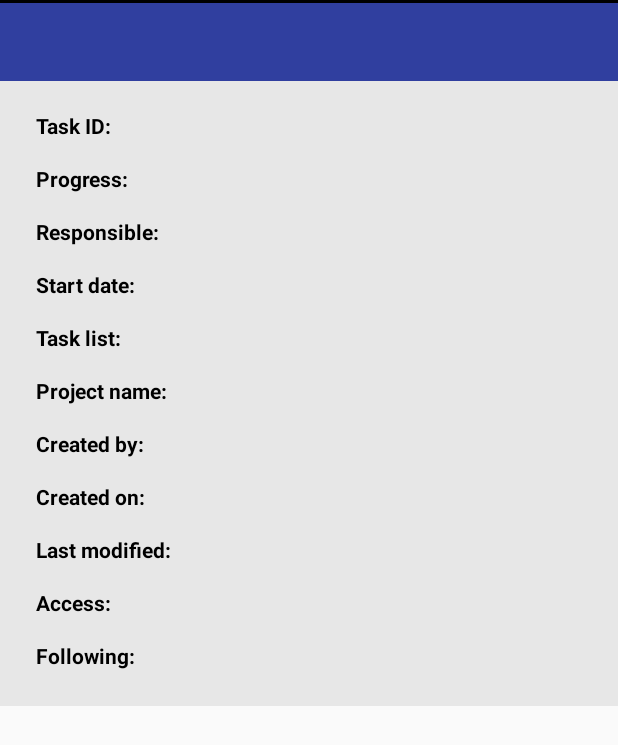
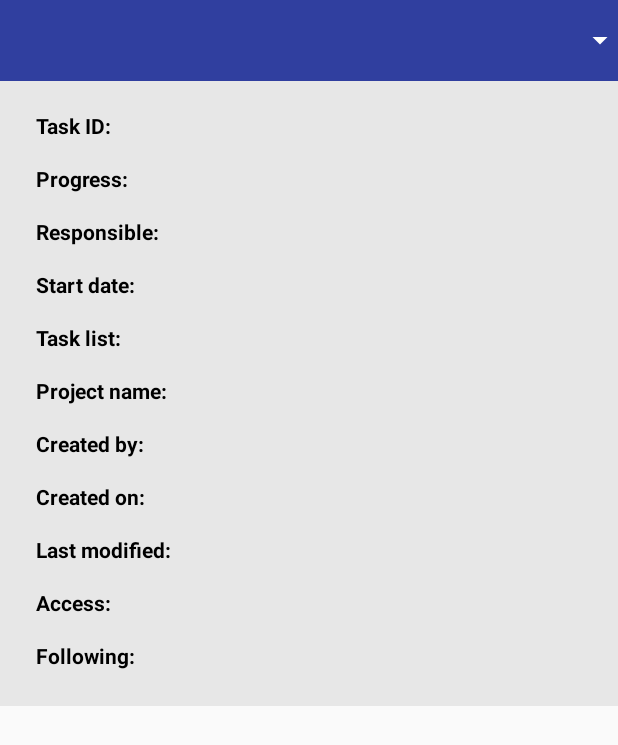
Before and after one commit to ruairimcguigan/TeamworkTechDemo, an Android app: the layout fragment_task_detail_list.xml on its own in the app's theme, with its tools: preview values and no code run, on a phone screen of 412 x 824 dp. Shown: the top 745 px of the screen. Run offline under Robolectric (Android 15) with nearby library versions, the phone set to English and light mode, and no system bars; plain views replace ExpandableRelativeLayout; network calls fail.

Commit message:
TaskDetail xml tidy up

```diff
--- a/app/src/main/AndroidManifest.xml
+++ b/app/src/main/AndroidManifest.xml
@@ -3,8 +3,8 @@
     package="demo.teamwork.aquidigital">
 
     <uses-permission android:name="android.permission.INTERNET"/>
+    <uses-permission android:name="android.permission.ACCESS_NETWORK_STATE" />
 
-    <uses-permission android:name="android.permission.ACCESS_NETWORK_STATE" />
     <application
         android:name=".TeamworkApplication"
         android:allowBackup="true"
--- a/app/src/main/java/demo/teamwork/aquidigital/tasks/TasksAdapter.java
+++ b/app/src/main/java/demo/teamwork/aquidigital/tasks/TasksAdapter.java
@@ -75,11 +75,7 @@ public class TasksAdapter extends BaseAdapter<TodoItemsItem, TasksAdapter.TaskVi
         }
 
         private void startProjectDetailsActivityOnViewSelect(TodoItemsItem task) {
-            itemView.setOnClickListener(v -> {
-                Toast.makeText(context, "item clicked", Toast.LENGTH_SHORT).show();
-
-                callback.onTaskSelected(task);
-            });
+            itemView.setOnClickListener(v -> { callback.onTaskSelected(task); });
         }
 
         @Override
--- a/app/src/main/java/demo/teamwork/aquidigital/tasks/taskdetail/TaskDetailContract.java
+++ b/app/src/main/java/demo/teamwork/aquidigital/tasks/taskdetail/TaskDetailContract.java
@@ -7,10 +7,6 @@ import demo.teamwork.aquidigital.repository.api.tasksmodel.TodoItemsItem;
 public interface TaskDetailContract {
 
     interface View {
-
-        void setProjectName(String projectName);
-
-        void showTasks(List<TodoItemsItem> taskList);
 
     }
 
--- /dev/null
+++ b/app/src/main/res/drawable/ic_arrow_drop_down.xml
@@ -0,0 +1,5 @@
+<vector android:height="24dp" android:tint="#FFFFFF"
+    android:viewportHeight="24.0" android:viewportWidth="24.0"
+    android:width="24dp" xmlns:android="http://schemas.android.com/apk/res/android">
+    <path android:fillColor="#FF000000" android:pathData="M7,10l5,5 5,-5z"/>
+</vector>
--- a/app/src/main/res/layout/fragment_task_detail_list.xml
+++ b/app/src/main/res/layout/fragment_task_detail_list.xml
@@ -1,7 +1,6 @@
 <?xml version="1.0" encoding="utf-8"?>
 <RelativeLayout xmlns:android="http://schemas.android.com/apk/res/android"
     xmlns:app="http://schemas.android.com/apk/res-auto"
-    xmlns:tools="http://schemas.android.com/tools"
     android:layout_width="match_parent"
     android:layout_height="match_parent">
 
@@ -19,7 +18,7 @@
             android:layout_height="wrap_content"
             android:background="@color/grey_light"
             android:orientation="vertical"
-            android:padding="16dp">
+            android:padding="@dimen/margin_normal">
 
             <TableRow
                 android:layout_width="match_parent"
@@ -28,14 +27,12 @@
                 android:gravity="center_horizontal">
 
                 <TextView
-                    style="@style/task_detail_label"
-                    android:text="Task ID: " />
+                    style="@style/task_detail_label_bold"
+                    android:text="@string/task_id" />
 
                 <TextView
                     android:id="@+id/task_id"
-                    android:layout_weight="1"
-                    android:padding="8dp"
-                    android:textColor="#000000" />
+                    style="@style/task_detail_label_light" />
             </TableRow>
 
             <TableRow
@@ -44,14 +41,12 @@
                 android:gravity="center_horizontal">
 
                 <TextView
-                    style="@style/task_detail_label"
-                    android:text="Progress: " />
+                    style="@style/task_detail_label_bold"
+                    android:text="@string/progress" />
 
                 <TextView
                     android:id="@+id/progress_percentage"
-                    android:layout_weight="1"
-                    android:padding="8dp"
-                    android:textColor="#000000" />
+                    style="@style/task_detail_label_light" />
             </TableRow>
 
             <TableRow
@@ -60,14 +55,12 @@
                 android:gravity="center_horizontal">
 
                 <TextView
-                    style="@style/task_detail_label"
-                    android:text="Responsible: "/>
+                    style="@style/task_detail_label_bold"
+                    android:text="@string/responsible" />
 
                 <TextView
                     android:id="@+id/responsible"
-                    android:layout_weight="1"
-                    android:padding="8dp"
-                    android:textColor="#000000" />
+                    style="@style/task_detail_label_light" />
             </TableRow>
 
             <TableRow
@@ -76,14 +69,12 @@
                 android:gravity="center_horizontal">
 
                 <TextView
-                    style="@style/task_detail_label"
-                    android:text="Start date: " />
+                    style="@style/task_detail_label_bold"
+                    android:text="@string/start_date" />
 
                 <TextView
                     android:id="@+id/start_date"
-                    android:layout_weight="1"
-                    android:padding="8dp"
-                    android:textColor="#000000" />
+                    style="@style/task_detail_label_light" />
             </TableRow>
 
             <TableRow
@@ -92,14 +83,12 @@
                 android:gravity="center_horizontal">
 
                 <TextView
-                    style="@style/task_detail_label"
-                    android:text="Task list: " />
+                    style="@style/task_detail_label_bold"
+                    android:text="@string/task_list" />
 
                 <TextView
                     android:id="@+id/task_list"
-                    android:layout_weight="1"
-                    android:padding="8dp"
-                    android:textColor="#000000" />
+                    style="@style/task_detail_label_light" />
             </TableRow>
 
             <TableRow
@@ -108,14 +97,12 @@
                 android:gravity="center_horizontal">
 
                 <TextView
-                    style="@style/task_detail_label"
-                    android:text="Project name: " />
+                    style="@style/task_detail_label_bold"
+                    android:text="@string/project_name" />
 
                 <TextView
                     android:id="@+id/task_project_name"
-                    android:layout_weight="1"
-                    android:padding="8dp"
-                    android:textColor="#000000" />
+                    style="@style/task_detail_label_light" />
             </TableRow>
 
             <TableRow
@@ -124,32 +111,12 @@
                 android:gravity="center_horizontal">
 
                 <TextView
-                    style="@style/task_detail_label"
-                    android:text="Created by: " />
+                    style="@style/task_detail_label_bold"
+                    android:text="@string/created_by" />
 
                 <TextView
                     android:id="@+id/created_by"
-                    android:layout_weight="1"
-                    android:padding="8dp"
-                    android:textColor="#000000" />
-            </TableRow>
-
-            <!-- 4th -->
-
-            <TableRow
-                android:layout_width="match_parent"
-                android:layout_height="wrap_content"
-                android:gravity="center_horizontal">
-
-                <TextView
-                    style="@style/task_detail_label"
-                    android:text="Created on: " />
-
-                <TextView
-                    android:id="@+id/created_on"
-                    android:layout_weight="1"
-                    android:padding="8dp"
-                    android:textColor="#000000" />
+                    style="@style/task_detail_label_light" />
             </TableRow>
 
             <TableRow
@@ -158,14 +125,12 @@
                 android:gravity="center_horizontal">
 
                 <TextView
-                    style="@style/task_detail_label"
-                    android:text="Last modified: " />
+                    style="@style/task_detail_label_bold"
+                    android:text="@string/created_on" />
 
                 <TextView
-                    android:id="@+id/last_modified"
-                    android:layout_weight="1"
-                    android:padding="8dp"
-                    android:textColor="#000000" />
+                    android:id="@+id/created_on"
+                    style="@style/task_detail_label_light" />
             </TableRow>
 
             <TableRow
@@ -174,14 +139,12 @@
                 android:gravity="center_horizontal">
 
                 <TextView
-                    style="@style/task_detail_label"
-                    android:text="Access: " />
+                    style="@style/task_detail_label_bold"
+                    android:text="@string/last_modified" />
 
                 <TextView
-                    android:id="@+id/access_status"
-                    android:layout_weight="1"
-                    android:padding="8dp"
-                    android:textColor="#000000" />
+                    android:id="@+id/last_modified"
+                    style="@style/task_detail_label_light" />
             </TableRow>
 
             <TableRow
@@ -190,32 +153,62 @@
                 android:gravity="center_horizontal">
 
                 <TextView
-                    style="@style/task_detail_label"
-                    android:text="Following: " />
+                    style="@style/task_detail_label_bold"
+                    android:text="@string/access" />
+
+                <TextView
+                    android:id="@+id/access_status"
+                    style="@style/task_detail_label_light" />
+            </TableRow>
+
+            <TableRow
+                android:layout_width="match_parent"
+                android:layout_height="wrap_content"
+                android:gravity="center_horizontal">
+
+                <TextView
+                    style="@style/task_detail_label_bold"
+                    android:text="@string/following" />
 
                 <TextView
                     android:id="@+id/following_status"
-                    android:layout_weight="1"
-                    android:padding="8dp"
-                    android:textColor="#000000" />
+                    style="@style/task_detail_label_light" />
             </TableRow>
 
         </LinearLayout>
     </com.github.aakira.expandablelayout.ExpandableRelativeLayout>
+
+    <RelativeLayout
+        android:id="@+id/project_detail_expandable_header"
+        android:layout_width="match_parent"
+        android:layout_height="wrap_content">
 
         <TextView
             android:id="@+id/project_details_header"
             style="@style/Text.ReadMore.Overlay"
             android:layout_width="match_parent"
             android:layout_height="wrap_content"
+            android:layout_alignParentEnd="true"
             android:background="@color/colorPrimaryDark"
             android:clickable="true"
+            android:focusable="true"
             android:padding="@dimen/margin_normal" />
 
-    <View
-        android:layout_width="match_parent"
-        android:layout_height="2dp"
-        android:background="@android:color/black" />
-
+        <ImageView
+            android:id="@+id/exit_button"
+            android:layout_width="wrap_content"
+            android:layout_height="wrap_content"
+            android:layout_alignParentEnd="true"
+            android:layout_centerInParent="true"
+            android:layout_gravity="end"
+            android:src="@drawable/ic_arrow_drop_down" />
 
     </RelativeLayout>
+
+    <!--<View-->
+    <!--android:layout_width="match_parent"-->
+    <!--android:layout_height="2dp"-->
+    <!--android:background="@color/white"-->
+    <!--android:layout_alignBottom="@+id/project_detail_expandable_header" />-->
+
+</RelativeLayout>
--- a/app/src/main/res/values/strings.xml
+++ b/app/src/main/res/values/strings.xml
@@ -11,4 +11,15 @@
     <string name="people_description">Jarlsberg lancashire edam. Dolcelatte hard cheese brie st. agur blue cheese caerphilly bavarian bergkase cheese and biscuits mascarpone.></string>
     <string name="task_title">Do stuff</string>
     <string name="task_description">New task added</string>
+    <string name="task_id">Task ID:</string>
+    <string name="progress">Progress:</string>
+    <string name="responsible">Responsible:</string>
+    <string name="start_date">Start date:</string>
+    <string name="task_list">Task list:</string>
+    <string name="project_name">Project name:</string>
+    <string name="created_by">Created by:</string>
+    <string name="created_on">Created on:</string>
+    <string name="last_modified">Last modified:</string>
+    <string name="access">Access:</string>
+    <string name="following">Following:</string>
 </resources>
--- a/app/src/main/res/values/styles.xml
+++ b/app/src/main/res/values/styles.xml
@@ -29,14 +29,19 @@
         <item name="android:maxLines">3</item>
     </style>
 
-    <style name="task_detail_label">
+    <style name="task_detail_label_bold">
         <item name="android:layout_weight">1</item>
         <item name="android:padding">8dp</item>
         <item name="android:textStyle">bold</item>
         <item name="android:textColor">#000000</item>
     </style>
 
-
+    <style name="task_detail_label_light">
+    <item name="android:layout_weight">1</item>
+    <item name="android:padding">8dp</item>
+    <item name="android:textStyle">normal</item>
+    <item name="android:textColor">#000000</item>
+    </style>
 
 
 </resources>
```
Also changed, not shown: app/src/main/java/demo/teamwork/aquidigital/messages/MessagesFragment.java (+8 -0 lines), app/src/main/java/demo/teamwork/aquidigital/people/PeopleFragment.java (+9 -0 lines), app/src/main/java/demo/teamwork/aquidigital/projects/ProjectsListFragment.java (+9 -0 lines), app/src/main/java/demo/teamwork/aquidigital/repository/api/peoplemodel/PeopleResponse.java (+6 -6 lines), app/src/main/java/demo/teamwork/aquidigital/tasks/TasksFragment.java (+7 -0 lines), app/src/main/java/demo/teamwork/aquidigital/tasks/taskdetail/TaskDetailAdapter.java (deleted, +0 -81 lines), app/src/main/java/demo/teamwork/aquidigital/tasks/taskdetail/TaskDetailFragment.java (+5 -15 lines), app/src/main/java/demo/teamwork/aquidigital/tasks/taskdetail/TaskDetailPresenter.java (+3 -13 lines). Lines whose indentation alone changed are shown as unchanged.
